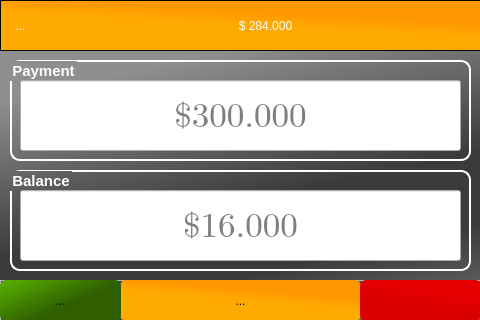
Above: HPOS/paymentScreen.ui from MinniHai/HPoS_Pi before the change. Below: the same form after it.
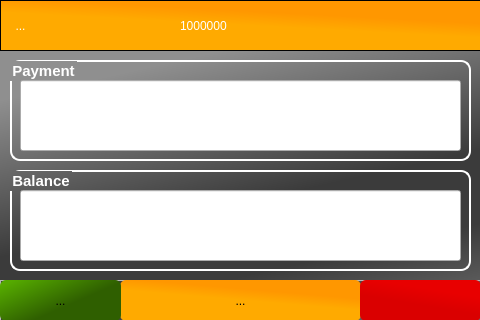
That is the form after the change. Icons and pictures are not drawn.

Patch:
```diff
--- a/HPOS/paymentScreen.ui
+++ b/HPOS/paymentScreen.ui
@@ -225,17 +225,17 @@
    <widget class="QLabel" name="lblCash_3">
     <property name="geometry">
      <rect>
-      <x>150</x>
+      <x>180</x>
       <y>0</y>
-      <width>231</width>
+      <width>185</width>
       <height>51</height>
      </rect>
     </property>
     <property name="text">
-     <string>$ 284.000</string>
+     <string>1000000</string>
     </property>
     <property name="alignment">
-     <set>Qt::AlignCenter</set>
+     <set>Qt::AlignLeading|Qt::AlignLeft|Qt::AlignVCenter</set>
     </property>
    </widget>
    <widget class="QToolButton" name="btnBack">
@@ -340,7 +340,7 @@
      <bool>false</bool>
     </property>
     <property name="placeholderText">
-     <string>$300.000</string>
+     <string/>
     </property>
    </widget>
   </widget>
@@ -397,7 +397,7 @@
      <bool>true</bool>
     </property>
     <property name="placeholderText">
-     <string>$16.000</string>
+     <string/>
     </property>
    </widget>
   </widget>
```
Left out of the diff: 45 changed lines with no effect on the pictures.
